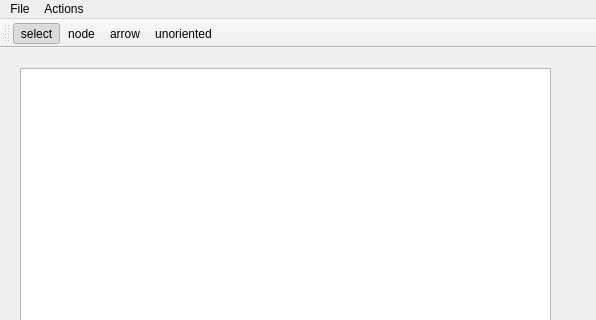
Before: the Qt Designer form src/mainwindow.ui in N1kla3/PaintEditor, drawn with Qt 5; both pictures show x 0 to 596 and y 0 to 320 of the 596 by 472 pixel window.
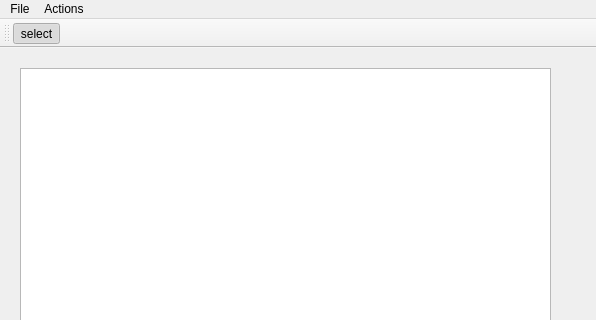
After: the same form once the commit is applied. Icons and pictures are not drawn.

```diff
--- a/src/mainwindow.ui
+++ b/src/mainwindow.ui
@@ -93,9 +93,6 @@
     <bool>false</bool>
    </attribute>
    <addaction name="LineMode"/>
-   <addaction name="actionNode"/>
-   <addaction name="actionArrow"/>
-   <addaction name="actionunoriented"/>
   </widget>
   <action name="actionOpen">
    <property name="text">
```
Left out of the diff: 38 changed lines with no effect on the pictures.
